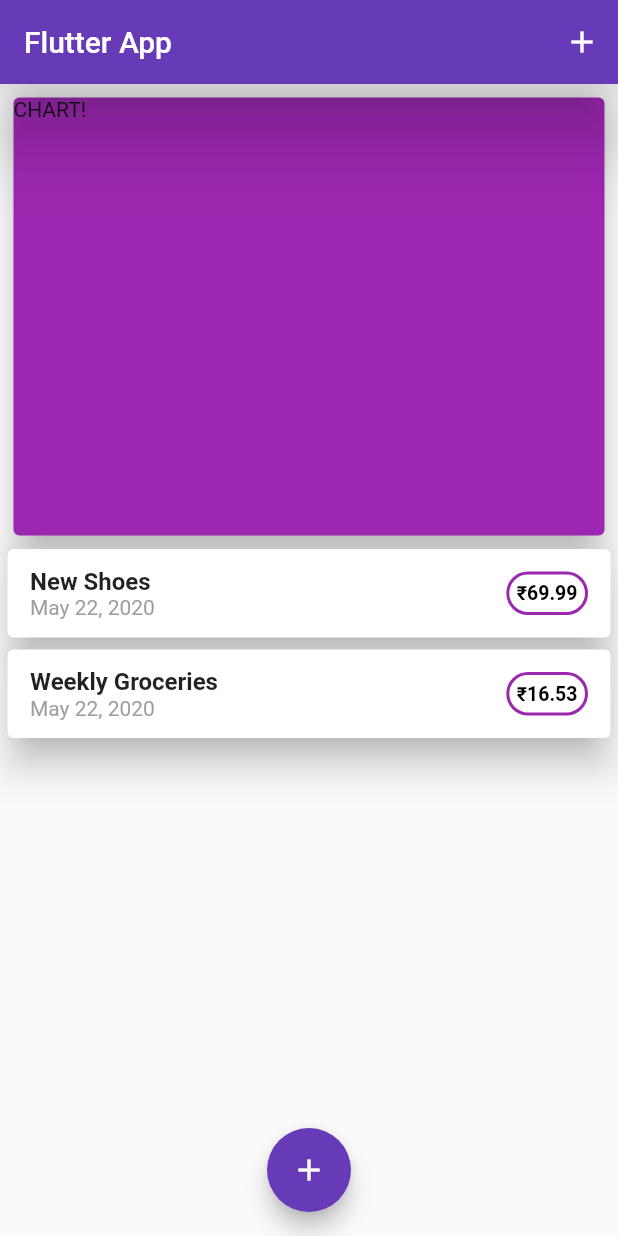
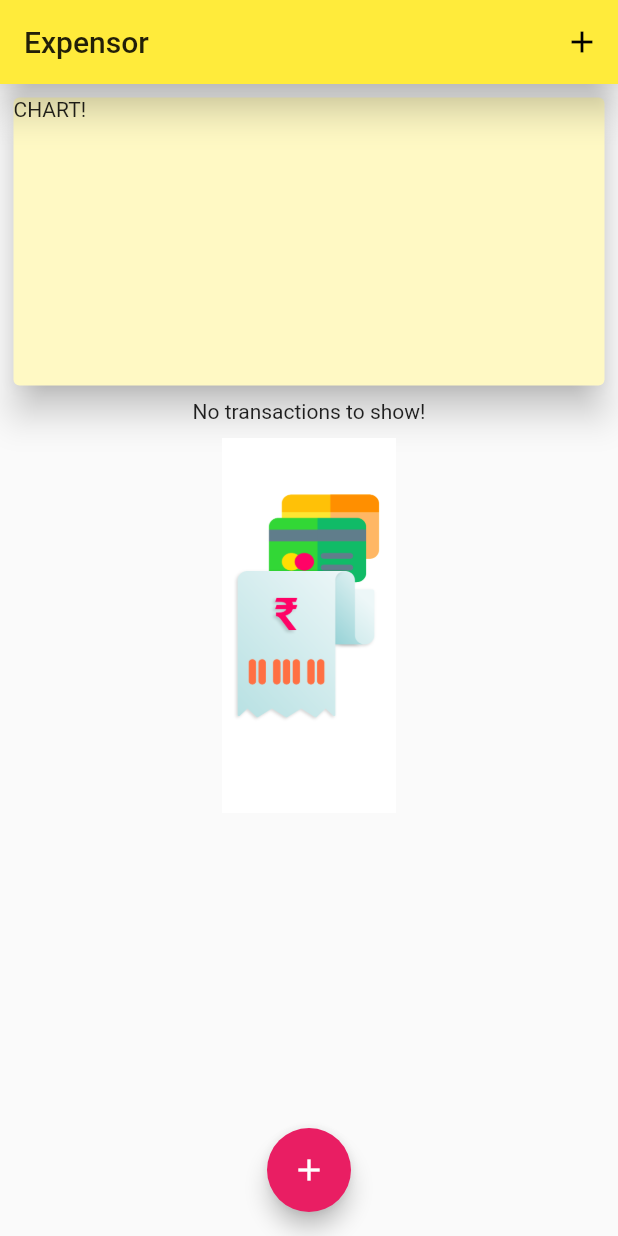
Before and after one commit to ShashankBiplav/Expensor, a Flutter app: the screen it shows after launch, on a phone screen of 412 x 824 dp. Run offline on Flutter 3.47's test engine with Material 2 defaults, Android fonts, the phone set to English and light mode, and no system bars.

Commit message:
Globalised App theme and added the Functionality when there are no transactions to show

```diff
--- a/lib/main.dart
+++ b/lib/main.dart
@@ -2,7 +2,6 @@ import 'package:expensor/widgets/transaction_list.dart';
 import 'package:flutter/material.dart';
 import './widgets/new_transaction.dart';
 import './models/transaction.dart';
-
 
 void main() => runApp(MyApp());
 
@@ -10,7 +9,11 @@ class MyApp extends StatelessWidget {
   @override
   Widget build(BuildContext context) {
     return MaterialApp(
-      title: 'Flutter App',
+      title: 'Expensor',
+      theme: ThemeData(
+        primarySwatch: Colors.yellow,
+        accentColor: Colors.pink,
+      ),
       home: MyHomePage(),
     );
   }
@@ -25,18 +28,18 @@ class MyHomePage extends StatefulWidget {
 
 class _MyHomePageState extends State<MyHomePage> {
   final List<Transaction> _userTransactions = [
-    Transaction(
-      id: 't1',
-      title: 'New Shoes',
-      amount: 69.99,
-      date: DateTime.now(),
-    ),
-    Transaction(
-      id: 't2',
-      title: 'Weekly Groceries',
-      amount: 16.53,
-      date: DateTime.now(),
-    ),
+    // Transaction(
+    //   id: 't1',
+    //   title: 'New Shoes',
+    //   amount: 69.99,
+    //   date: DateTime.now(),
+    // ),
+    // Transaction(
+    //   id: 't2',
+    //   title: 'Weekly Groceries',
+    //   amount: 16.53,
+    //   date: DateTime.now(),
+    // ),
   ];
 
   void _addNewTransaction(String txTitle, double txAmount) {
@@ -69,9 +72,9 @@ class _MyHomePageState extends State<MyHomePage> {
   Widget build(BuildContext context) {
     return Scaffold(
       appBar: AppBar(
-        elevation: 20.0,
-        backgroundColor: Colors.deepPurple,
-        title: Text('Flutter App'),
+        elevation: 10.0,
+        // backgroundColor: Colors.deepPurple,
+        title: Text('Expensor'),
         actions: <Widget>[
           IconButton(
             icon: Icon(Icons.add),
@@ -86,10 +89,10 @@ class _MyHomePageState extends State<MyHomePage> {
           children: <Widget>[
             Container(
               margin: EdgeInsets.all(5),
-              height: 300,
+              height: 200,
               width: double.infinity,
               child: Card(
-                color: Colors.purple,
+                color: Theme.of(context).primaryColorLight,
                 child: Text('CHART!'),
                 elevation: 10,
               ),
@@ -100,7 +103,7 @@ class _MyHomePageState extends State<MyHomePage> {
       ),
       floatingActionButtonLocation: FloatingActionButtonLocation.centerFloat,
       floatingActionButton: FloatingActionButton(
-        backgroundColor: Colors.deepPurple,
+        // backgroundColor: Colors.deepPurple,
         child: Icon(Icons.add),
         onPressed: () => _startAddNewTransaction(context),
       ),
--- a/lib/widgets/transaction_list.dart
+++ b/lib/widgets/transaction_list.dart
@@ -10,8 +10,23 @@ class TransactionList extends StatelessWidget {
   @override
   Widget build(BuildContext context) {
     return Container(
-      height: 300,
-      child: ListView.builder(
+      height: 280,
+      child: transactions.isEmpty
+          ? Column(
+              children: <Widget>[
+                Text('No transactions to show!'),
+                SizedBox(
+                  height: 10,
+                ),
+                Container(
+                    height: 250,
+                    child: Image.asset(
+                      'assets/images/notransaction.png',
+                      fit: BoxFit.fitWidth,
+                    )),
+              ],
+            )
+          : ListView.builder(
               itemBuilder: (ctx, index) {
                 return Card(
                   margin: EdgeInsets.fromLTRB(5, 0, 5, 8),
@@ -32,7 +47,8 @@ class TransactionList extends StatelessWidget {
                               ),
                             ),
                             Text(
-                        DateFormat.yMMMd().format(transactions[index].date),
+                              DateFormat.yMMMd()
+                                  .format(transactions[index].date),
                               style: TextStyle(
                                 color: Colors.grey,
                               ),
@@ -48,7 +64,7 @@ class TransactionList extends StatelessWidget {
                         decoration: BoxDecoration(
                           borderRadius: BorderRadius.circular(40),
                           border: Border.all(
-                      color: Colors.purple,
+                            color: Theme.of(context).accentColor,
                             width: 2,
                           ),
                         ),
@@ -58,7 +74,7 @@ class TransactionList extends StatelessWidget {
                           style: TextStyle(
                             fontWeight: FontWeight.bold,
                             fontSize: 13,
-                      color: Colors.black,
+                            color: Theme.of(context).accentColor,
                           ),
                         ),
                       ),
--- a/pubspec.yaml
+++ b/pubspec.yaml
@@ -46,9 +46,9 @@ flutter:
   uses-material-design: true
 
   # To add assets to your application, add an assets section, like this:
-  # assets:
-  #   - images/a_dot_burr.jpeg
-  #   - images/a_dot_ham.jpeg
+  assets:
+    - assets/images/notransaction.png
+
 
   # An image asset can refer to one or more resolution-specific "variants", see
   # https://flutter.dev/assets-and-images/#resolution-aware.
```
Also changed, not shown: assets/images/notransaction.png (added). Lines whose indentation alone changed are shown as unchanged.
